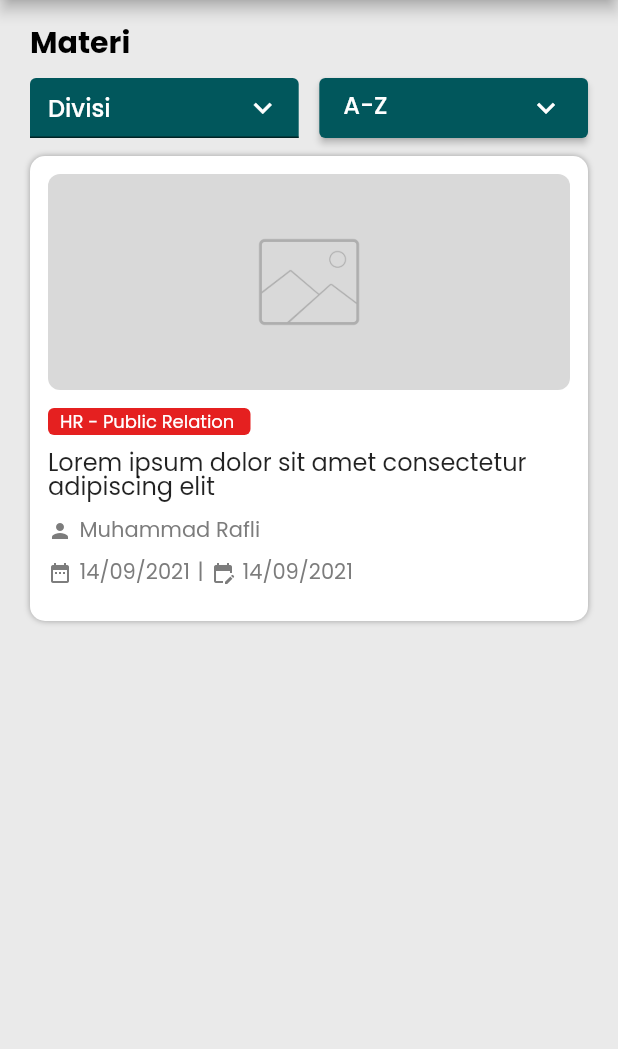
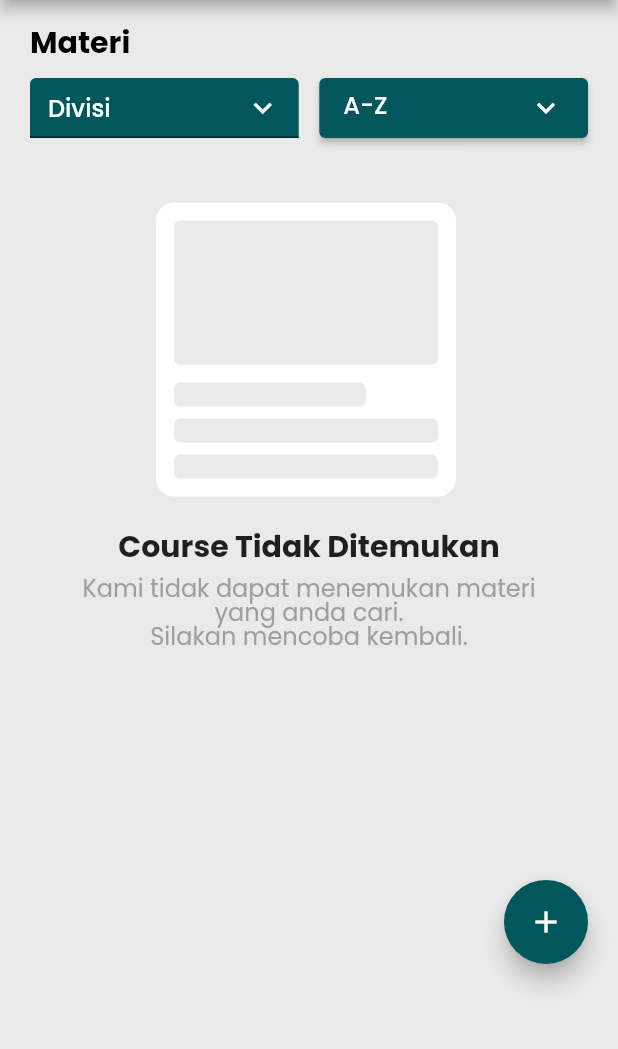
Before and after one commit to handiism/repo, a Flutter app: the HomeScreen screen opened directly, on a phone screen of 412 x 824 dp, the part 84-1133 px from its top. Run offline on Flutter 3.47's test engine with Material 2 defaults, Android fonts, the phone set to English and light mode, and no system bars; drawn by our look-alikes of dropdown_search; our stand-ins replace flutter_svg, get; statements that could not run were skipped.

Commit message:
fix: UI slicing home screen

```diff
--- a/lib/controllers/login_controller.dart
+++ b/lib/controllers/login_controller.dart
@@ -1,8 +1,8 @@
 import 'package:flutter/cupertino.dart';
 import 'package:get/get.dart';
+import 'package:repo/core/routes/app_routes.dart';
 import 'package:repo/models/user/login.dart';
 import 'package:repo/services/user_service.dart';
-import 'package:repo/views/widgets/bottom_navigation_widget.dart';
 import 'package:repo/views/widgets/snackbar_widget.dart';
 
 class LoginController extends GetxController {
@@ -16,7 +16,7 @@ class LoginController extends GetxController {
       var response = await service.login(userLoginRequest);
       debugPrint(response.data.user.toJson().toString());
       if (response.status == 'success') {
-        Get.offAll(const BottomNavRepo());
+        Get.offAllNamed(AppRoutesRepo.bottomNavigator);
       }
     } catch (e) {
       snackbarRepo('Kesalahan Login', 'Email/Username/Password Salah');
--- a/lib/core/routes/api_routes.dart
+++ b/lib/core/routes/api_routes.dart
@@ -1,5 +1,5 @@
 abstract class ApiRoutesRepo {
-  static const String baseUrl = 'http://192.168.8.100:3000';
+  static const String baseUrl = 'http://10.0.2.2:3000';
   static const String login = '/user/login';
   static const String forgot = '/password-reset';
   static const String register = '/user/register';
--- a/lib/core/routes/app_routes.dart
+++ b/lib/core/routes/app_routes.dart
@@ -1,12 +1,14 @@
 import 'package:flutter/cupertino.dart';
 import 'package:get/get.dart';
 import 'package:repo/views/screens/index.dart';
+import 'package:repo/views/widgets/bottom_navigation_widget.dart';
 
 abstract class AppRoutesRepo {
   static const String login = '/login';
   static const String signup = '/signup';
   static const String forgotPassword = '/forgotpass';
   static const String pertanyaan = '/pertanyaan';
+  static const String bottomNavigator = '/bottomNavigator';
 
   static List<GetPage<Widget>> pages = [
     GetPage(
@@ -21,9 +23,10 @@ abstract class AppRoutesRepo {
       name: forgotPassword,
       page: () => const ForgotPasswordScreen(),
     ),
-     GetPage(
+    GetPage(
       name: pertanyaan,
       page: () => const PertanyaanScreen(),
     ),
+    GetPage(name: bottomNavigator, page: () => const BottomNavRepo())
   ];
 }
--- a/lib/core/shared/assets.dart
+++ b/lib/core/shared/assets.dart
@@ -1,4 +1,12 @@
 abstract class AssetsRepo {
   static const String itcLogo = 'assets/images/itc.png';
   static const String noPhoto = 'assets/images/placeholder.png';
+  static const String noCourse = 'assets/images/cardMateri.svg';
+  static const String iconBerandaSelected = 'assets/icons/berandaSelected.svg';
+  static const String iconBerandaUnselected =
+      'assets/icons/berandaUnselected.svg';
+  static const String iconProfilSelected = 'assets/icons/profilSelected.svg';
+  static const String iconProfilUnselected =
+      'assets/icons/profilUnselected.svg';
+  static const String iconUpdateDate = 'assets/icons/updateDate.svg';
 }
--- a/lib/views/screens/home_screen.dart
+++ b/lib/views/screens/home_screen.dart
@@ -1,5 +1,6 @@
 import 'package:dropdown_search/dropdown_search.dart';
 import 'package:flutter/material.dart';
+import 'package:flutter_svg/flutter_svg.dart';
 import 'package:repo/core/shared/assets.dart';
 import 'package:repo/core/shared/colors.dart';
 import 'package:repo/core/utils/formatting.dart';
@@ -22,6 +23,7 @@ class _HomeScreenState extends State<HomeScreen> {
   @override
   Widget build(BuildContext context) {
     return Scaffold(
+      resizeToAvoidBottomInset: false,
       backgroundColor: hexToColor(ColorsRepo.lightGray),
       appBar: AppBar(
         backgroundColor: hexToColor(ColorsRepo.primaryColor),
@@ -131,177 +133,220 @@ class _HomeScreenState extends State<HomeScreen> {
               height: 12,
             ),
             SizedBox(
-              height: MediaQuery.of(context).size.height / 1.44,
-              child: ListView(
+              height: MediaQuery.of(context).size.height / 1.45,
+              child: Column(
                 children: [
-                  InkWell(
-                    onTap: () {},
-                    child: Container(
-                      width: MediaQuery.of(context).size.width,
-                      height: 310,
-                      margin: const EdgeInsets.only(bottom: 12),
-                      decoration: BoxDecoration(
-                        color: Colors.white,
-                        borderRadius: BorderRadius.circular(10),
-                        boxShadow: const [
-                          BoxShadow(
-                            blurRadius: 3,
-                            color: Colors.grey,
-                          )
-                        ],
+                  Container(
+                    padding: const EdgeInsets.only(
+                      top: 30,
+                      bottom: 20,
                     ),
-                      child: Column(
-                        mainAxisSize: MainAxisSize.min,
-                        crossAxisAlignment: CrossAxisAlignment.start,
-                        mainAxisAlignment: MainAxisAlignment.start,
-                        children: [
-                          Hero(
-                            tag: 1,
-                            child: Container(
-                              margin: const EdgeInsets.all(12),
-                              child: ClipRRect(
-                                borderRadius: BorderRadius.circular(8),
-                                child: Container(
-                                  width: double.infinity,
-                                  color: Colors.white,
-                                  child: Image.asset(
-                                    AssetsRepo.noPhoto,
-                                    height: 144,
-                                    width: MediaQuery.of(context).size.width,
-                                    fit: BoxFit.cover,
+                    alignment: Alignment.topCenter,
+                    child: SvgPicture.asset(AssetsRepo.noCourse),
                   ),
-                                ),
-                              ),
+                  const Text(
+                    'Course Tidak Ditemukan',
+                    style: TextStyle(
+                      fontSize: 20,
+                      fontWeight: FontWeight.bold,
                     ),
                   ),
                   Container(
-                            margin: const EdgeInsets.only(
-                              left: 12,
-                              bottom: 12,
+                    padding: const EdgeInsets.only(top: 10),
+                    child: const Text(
+                      '''Kami tidak dapat menemukan materi
+yang anda cari.
+Silakan mencoba kembali.''',
+                      style: TextStyle(
+                        fontSize: 16,
+                        color: Colors.grey,
                       ),
-                            padding: const EdgeInsets.only(
-                              top: 4,
-                              left: 8,
-                            ),
-                            width: 135,
-                            height: 18,
-                            decoration: BoxDecoration(
-                              color: hexToColor(ColorsRepo.redColorPR),
-                              borderRadius: BorderRadius.circular(4),
-                            ),
-                            child: const Text(
-                              'HR - Public Relation',
-                              style: TextStyle(
-                                fontSize: 12,
-                                fontWeight: FontWeight.w400,
-                                color: Colors.white,
+                      textAlign: TextAlign.center,
                     ),
                   ),
+                  SizedBox(
+                    height: MediaQuery.of(context).size.height / 5.4,
                   ),
                   Container(
-                            margin: const EdgeInsets.only(
-                              left: 12,
-                              right: 12,
-                              bottom: 12,
-                            ),
-                            width: double.infinity,
-                            child: Text(
-                              "Lorem ipsum dolor sit amet consectetur adipiscing elit",
-                              style: TextStyle(
-                                fontWeight: FontWeight.w400,
-                                fontSize: 16,
-                              ),
-                              maxLines: 2,
-                            ),
-                          ),
-                          Container(
-                            margin: const EdgeInsets.only(
-                              left: 12,
-                              bottom: 12,
-                              right: 12,
-                            ),
-                            width: double.infinity,
-                            child: Row(
-                              children: [
-                                Icon(
-                                  Icons.person,
-                                  size: 16,
-                                  color: hexToColor(ColorsRepo.darkGray),
-                                ),
-                                const SizedBox(
-                                  width: 5,
-                                ),
-                                Text(
-                                  'Muhammad Rafli',
-                                  style: TextStyle(
-                                    fontSize: 14,
-                                    color: hexToColor(ColorsRepo.darkGray),
+                    alignment: Alignment.bottomRight,
+                    child: FloatingActionButton(
+                      onPressed: () {},
+                      backgroundColor: hexToColor(ColorsRepo.primaryColor),
+                      child: const Icon(Icons.add),
                     ),
                   )
                 ],
               ),
-                          ),
-                          Container(
-                            margin: const EdgeInsets.only(
-                              left: 12,
-                              bottom: 12,
-                              right: 12,
-                            ),
-                            width: double.infinity,
-                            child: Row(
-                              children: [
-                                Icon(
-                                  Icons.date_range,
-                                  size: 16,
-                                  color: hexToColor(ColorsRepo.darkGray),
-                                ),
-                                const SizedBox(
-                                  width: 5,
-                                ),
-                                Text(
-                                  '14/09/2021',
-                                  style: TextStyle(
-                                    fontSize: 14,
-                                    color: hexToColor(ColorsRepo.darkGray),
-                                  ),
-                                ),
-                                const SizedBox(
-                                  width: 5,
-                                ),
-                                Text(
-                                  '|',
-                                  style: TextStyle(
-                                    fontSize: 14,
-                                    color: hexToColor(ColorsRepo.darkGray),
-                                  ),
-                                ),
-                                const SizedBox(
-                                  width: 5,
-                                ),
-                                Icon(
-                                  Icons.edit_calendar,
-                                  size: 16,
-                                  color: hexToColor(ColorsRepo.darkGray),
-                                ),
-                                const SizedBox(
-                                  width: 5,
-                                ),
-                                Text(
-                                  '14/09/2021',
-                                  style: TextStyle(
-                                    fontSize: 14,
-                                    color: hexToColor(ColorsRepo.darkGray),
-                                  ),
-                                )
-                              ],
-                            ),
-                          ),
-                        ],
-                      ),
-                    ),
-                  ),
-                ],
-              ),
+              // ListView(
+              //   children: [
+              //     InkWell(
+              //       onTap: () {},
+              //       child: Container(
+              //         width: MediaQuery.of(context).size.width,
+              //         height: 310,
+              //         margin: const EdgeInsets.only(bottom: 12),
+              //         decoration: BoxDecoration(
+              //           color: Colors.white,
+              //           borderRadius: BorderRadius.circular(10),
+              //           boxShadow: const [
+              //             BoxShadow(
+              //               blurRadius: 3,
+              //               color: Colors.grey,
+              //             )
+              //           ],
+              //         ),
+              //         child: Column(
+              //           mainAxisSize: MainAxisSize.min,
+              //           crossAxisAlignment: CrossAxisAlignment.start,
+              //           mainAxisAlignment: MainAxisAlignment.start,
+              //           children: [
+              //             Hero(
+              //               tag: 1,
+              //               child: Container(
+              //                 margin: const EdgeInsets.all(12),
+              //                 child: ClipRRect(
+              //                   borderRadius: BorderRadius.circular(8),
+              //                   child: Container(
+              //                     width: double.infinity,
+              //                     color: Colors.white,
+              //                     child: Image.asset(
+              //                       AssetsRepo.noPhoto,
+              //                       height: 144,
+              //                       width: MediaQuery.of(context).size.width,
+              //                       fit: BoxFit.cover,
+              //                     ),
+              //                   ),
+              //                 ),
+              //               ),
+              //             ),
+              //             Container(
+              //               margin: const EdgeInsets.only(
+              //                 left: 12,
+              //                 bottom: 12,
+              //               ),
+              //               padding: const EdgeInsets.only(
+              //                 top: 4,
+              //                 left: 8,
+              //               ),
+              //               width: 135,
+              //               height: 18,
+              //               decoration: BoxDecoration(
+              //                 color: hexToColor(ColorsRepo.redColorPR),
+              //                 borderRadius: BorderRadius.circular(4),
+              //               ),
+              //               child: const Text(
+              //                 'HR - Public Relation',
+              //                 style: TextStyle(
+              //                   fontSize: 12,
+              //                   fontWeight: FontWeight.w400,
+              //                   color: Colors.white,
+              //                 ),
+              //               ),
+              //             ),
+              //             Container(
+              //               margin: const EdgeInsets.only(
+              //                 left: 12,
+              //                 right: 12,
+              //                 bottom: 12,
+              //               ),
+              //               width: double.infinity,
+              //               child: const Text(
+              //                 'Lorem ipsum dolor sit amet consectetur adipiscing elit',
+              //                 style: TextStyle(
+              //                   fontWeight: FontWeight.w400,
+              //                   fontSize: 16,
+              //                 ),
+              //                 maxLines: 2,
+              //               ),
+              //             ),
+              //             Container(
+              //               margin: const EdgeInsets.only(
+              //                 left: 12,
+              //                 bottom: 12,
+              //                 right: 12,
+              //               ),
+              //               width: double.infinity,
+              //               child: Row(
+              //                 children: [
+              //                   SvgPicture.asset(
+              //                     AssetsRepo.iconProfilSelected,
+              //                     color: hexToColor(ColorsRepo.darkGray),
+              //                     height: 16,
+              //                   ),
+              //                   const SizedBox(
+              //                     width: 5,
+              //                   ),
+              //                   Text(
+              //                     'Muhammad Rafli',
+              //                     style: TextStyle(
+              //                       fontSize: 14,
+              //                       color: hexToColor(ColorsRepo.darkGray),
+              //                     ),
+              //                   )
+              //                 ],
+              //               ),
+              //             ),
+              //             Container(
+              //               margin: const EdgeInsets.only(
+              //                 left: 12,
+              //                 bottom: 12,
+              //                 right: 12,
+              //               ),
+              //               width: double.infinity,
+              //               child: Row(
+              //                 children: [
+              //                   Icon(
+              //                     Icons.date_range,
+              //                     size: 16,
+              //                     color: hexToColor(ColorsRepo.darkGray),
+              //                   ),
+              //                   const SizedBox(
+              //                     width: 5,
+              //                   ),
+              //                   Text(
+              //                     '14/09/2021',
+              //                     style: TextStyle(
+              //                       fontSize: 14,
+              //                       color: hexToColor(ColorsRepo.darkGray),
+              //                     ),
+              //                   ),
+              //                   const SizedBox(
+              //                     width: 5,
+              //                   ),
+              //                   Text(
+              //                     '|',
+              //                     style: TextStyle(
+              //                       fontSize: 14,
+              //                       color: hexToColor(ColorsRepo.darkGray),
+              //                     ),
+              //                   ),
+              //                   const SizedBox(
+              //                     width: 5,
+              //                   ),
+              //                   SvgPicture.asset(
+              //                     AssetsRepo.iconUpdateDate,
+              //                     color: hexToColor(ColorsRepo.darkGray),
+              //                     height: 18,
+              //                   ),
+              //                   const SizedBox(
+              //                     width: 5,
+              //                   ),
+              //                   Text(
+              //                     '14/09/2021',
+              //                     style: TextStyle(
+              //                       fontSize: 14,
+              //                       color: hexToColor(ColorsRepo.darkGray),
+              //                     ),
+              //                   )
+              //                 ],
+              //               ),
+              //             ),
+              //           ],
+              //         ),
+              //       ),
+              //     ),
+              //   ],
+              // ),
             ),
           ],
         ),
--- a/lib/views/widgets/bottom_navigation_widget.dart
+++ b/lib/views/widgets/bottom_navigation_widget.dart
@@ -1,4 +1,6 @@
 import 'package:flutter/material.dart';
+import 'package:flutter_svg/flutter_svg.dart';
+import 'package:repo/core/shared/assets.dart';
 import 'package:repo/views/screens/home_screen.dart';
 
 import '../../core/shared/colors.dart';
@@ -33,16 +35,21 @@ class _BottomNavRepoState extends State<BottomNavRepo> {
       ),
       bottomNavigationBar: BottomNavigationBar(
         backgroundColor: hexToColor(ColorsRepo.primaryColor),
-        items: const [
+        items: [
           BottomNavigationBarItem(
-            icon: Icon(Icons.home_rounded),
+            icon: _selectedIndex == 0
+                ? SvgPicture.asset(AssetsRepo.iconBerandaSelected)
+                : SvgPicture.asset(AssetsRepo.iconBerandaUnselected),
             label: 'Beranda',
           ),
           BottomNavigationBarItem(
-            icon: Icon(Icons.person),
+            icon: _selectedIndex == 1
+                ? SvgPicture.asset(AssetsRepo.iconProfilSelected)
+                : SvgPicture.asset(AssetsRepo.iconProfilUnselected),
             label: 'Profil',
           ),
         ],
+        unselectedItemColor: Colors.white,
         selectedItemColor: Colors.white,
         currentIndex: _selectedIndex,
         onTap: _onItemTapped,
--- a/pubspec.yaml
+++ b/pubspec.yaml
@@ -14,6 +14,7 @@ dependencies:
   shared_preferences: ^2.0.15
   http: ^0.13.5
   dropdown_search: ^5.0.3
+  flutter_svg: ^1.1.6
 
 dev_dependencies:
   flutter_test:
@@ -24,6 +25,7 @@ flutter:
   uses-material-design: true
   assets:
     - assets/images/
+    - assets/icons/
 
   fonts:
     - family: Poppins
```
Also changed, not shown: lib/services/user_service.dart (+13 -13 lines), assets/icons/berandaSelected.svg (added), assets/icons/berandaUnselected.svg (added), assets/icons/profilSelected.svg (added), assets/icons/profilUnselected.svg (added), assets/icons/updateDate.svg (added), assets/images/cardMateri.svg (added), pubspec.lock. Lines whose indentation alone changed are shown as unchanged.
